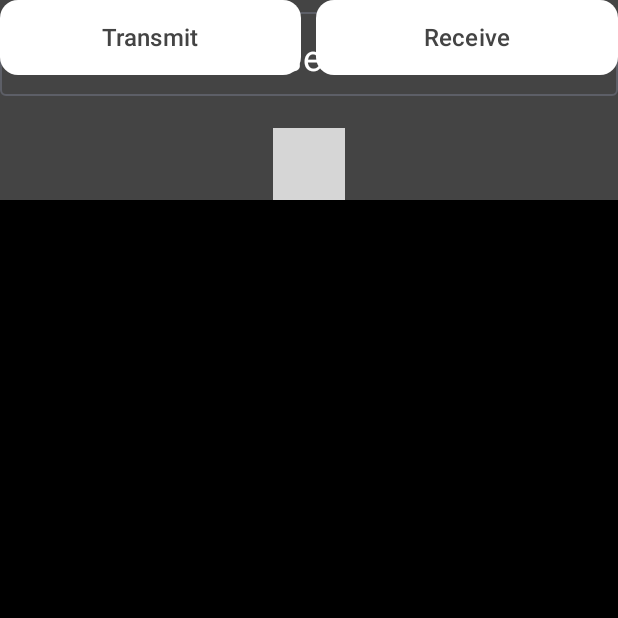
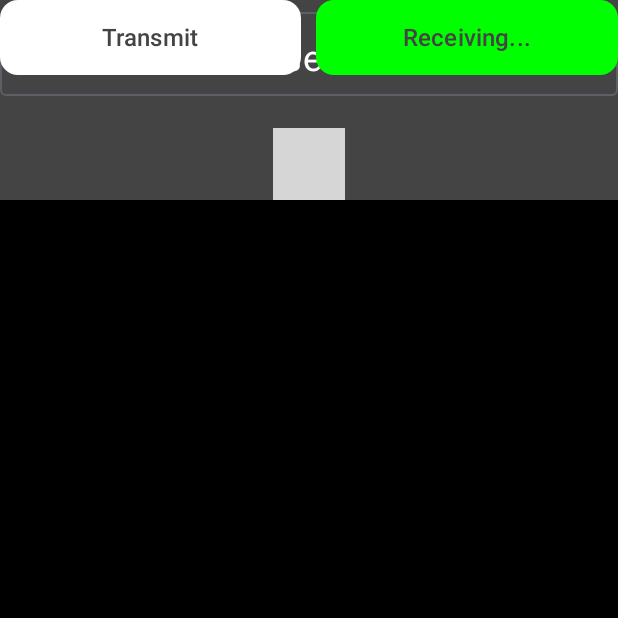
Before and after one commit to John-kurian-03/MorseTalkss, an Android app built with Jetpack Compose: the composable HomeScreen shown on its own in the app's theme, after a tap on "Receive", on a phone screen of 412 x 824 dp, the top half of it. Run offline under Robolectric (Android 15) with nearby library versions, the phone set to English and light mode, and no system bars; libraries missing offline, so code that uses them is left out: org.opencv.android; 2 statements that could not run were skipped; grey boxes are pictures that could not be loaded.

Commit message:
Added Files

```diff
--- a/app/build.gradle
+++ b/app/build.gradle
@@ -47,7 +47,8 @@ dependencies {
     implementation("androidx.camera:camera-camera2:$cameraxVersion")
     implementation("androidx.camera:camera-lifecycle:$cameraxVersion")
     implementation("androidx.camera:camera-video:$cameraxVersion")
-
+    implementation "androidx.compose.foundation:foundation:1.4.0"
+    implementation "androidx.compose.material:material-icons-extended:1.4.3"
     implementation("androidx.camera:camera-view:$cameraxVersion")
     implementation("androidx.camera:camera-extensions:$cameraxVersion")
     implementation "androidx.activity:activity-ktx:1.4.0"
--- a/app/src/main/java/com/example/myapplication/MainActivity.kt
+++ b/app/src/main/java/com/example/myapplication/MainActivity.kt
@@ -10,13 +10,7 @@ import androidx.compose.ui.text.font.FontWeight
 import androidx.compose.ui.graphics.Brush
 import androidx.compose.ui.graphics.Shadow
 import androidx.compose.ui.text.TextStyle
-import androidx.compose.ui.unit.TextUnit
-import androidx.compose.ui.text.SpanStyle
-import androidx.compose.ui.text.buildAnnotatedString
-import androidx.compose.ui.text.withStyle
 import androidx.compose.ui.unit.sp
-import androidx.compose.foundation.Canvas
-import androidx.compose.ui.graphics.ColorFilter
 import android.Manifest
 import android.content.pm.PackageManager
 import android.os.Bundle
@@ -35,14 +29,10 @@ import androidx.compose.ui.Alignment
 import androidx.compose.ui.Modifier
 import androidx.compose.ui.graphics.Color
 import androidx.compose.ui.graphics.graphicsLayer
-import androidx.compose.ui.modifier.modifierLocalMapOf
 import androidx.compose.ui.platform.LocalContext
-import androidx.compose.ui.text.style.LineHeightStyle
 import androidx.compose.ui.tooling.preview.Preview
 import androidx.compose.ui.unit.dp
-import androidx.compose.ui.unit.sp
 import androidx.core.content.ContextCompat
-import com.airbnb.lottie.LottieComposition
 import com.example.myapplication.ui.theme.MyApplicationTheme
 import com.example.myapplication.composables.CameraPreviewScreen
 import com.example.myapplication.composables.FlashlightController
@@ -221,17 +211,28 @@ fun HomeScreen(onRequestPermission: () -> Unit) {
 
         Button(
             onClick = {
-                 // Request camera permission
-                isCameraPreviewVisible = true
-                onRequestPermission() // Show the camera preview
+                if (!isCameraPreviewVisible) {
+                    // Request camera permission and show preview
+                    isCameraPreviewVisible = true
+                    onRequestPermission()
+                } else {
+                    // Hide camera preview when clicked again
+                    isCameraPreviewVisible = false
+                }
             },
-            colors = ButtonDefaults.buttonColors(containerColor = Color.White),
+            colors = ButtonDefaults.buttonColors(
+                containerColor = if (isCameraPreviewVisible) Color.Green else Color.White
+            ),
             shape = RoundedCornerShape(12.dp),
             modifier = Modifier
                 .weight(1f)
                 .height(50.dp)
         ) {
-            Text(text = "Receive", color = Color.DarkGray, fontSize = 16.sp)
+            Text(
+                text = if (isCameraPreviewVisible) "Receiving..." else "Receive",
+                color = Color.DarkGray,
+                fontSize = 16.sp
+            )
         }
     }
 }
```
